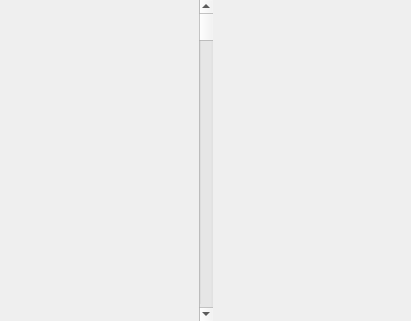
snip89/wsnsim-postprocessor, file ui/abstracttextvisualization.ui: the form before one commit.
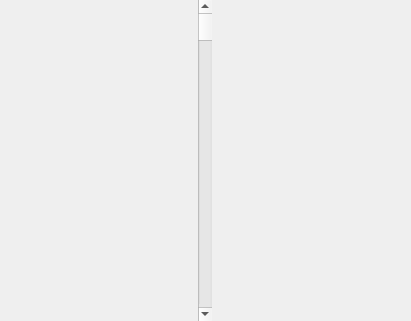
The form after the commit.

Commit message: visualization: problems with layout changed

```diff
--- a/ui/abstracttextvisualization.ui
+++ b/ui/abstracttextvisualization.ui
@@ -14,7 +14,7 @@
    <string>Form</string>
   </property>
   <property name="layoutDirection">
-   <enum>Qt::RightToLeft</enum>
+   <enum>Qt::LeftToRight</enum>
   </property>
   <layout class="QGridLayout" name="gridLayout">
    <property name="margin">
@@ -23,7 +23,7 @@
    <property name="spacing">
     <number>0</number>
    </property>
-   <item row="0" column="0">
+   <item row="0" column="1">
     <widget class="QScrollBar" name="verticalScrollBar">
      <property name="layoutDirection">
       <enum>Qt::LeftToRight</enum>
```
Left out of the diff: 3 changed lines with no effect on the pictures. The commit also changes 1 other file.
